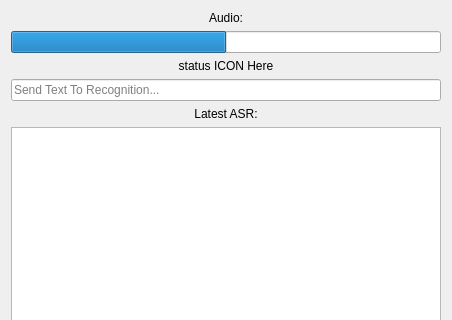
Qt form clf_speech_rqt/resource/clf_speech.ui (CentralLabFacilities/speech_recognition) before a commit; both pictures show x 0 to 452 and y 0 to 320 of the 452 by 636 pixel window.
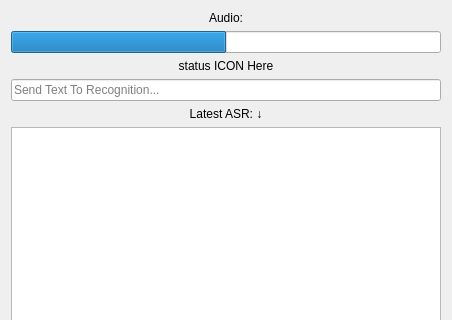
The same form after that commit.

```diff
--- a/clf_speech_rqt/resource/clf_speech.ui
+++ b/clf_speech_rqt/resource/clf_speech.ui
@@ -66,7 +66,7 @@
    <item>
     <widget class="QLabel" name="label_2">
      <property name="text">
-      <string>Latest ASR:</string>
+      <string>Latest ASR: ↓</string>
      </property>
      <property name="alignment">
       <set>Qt::AlignCenter</set>
```
